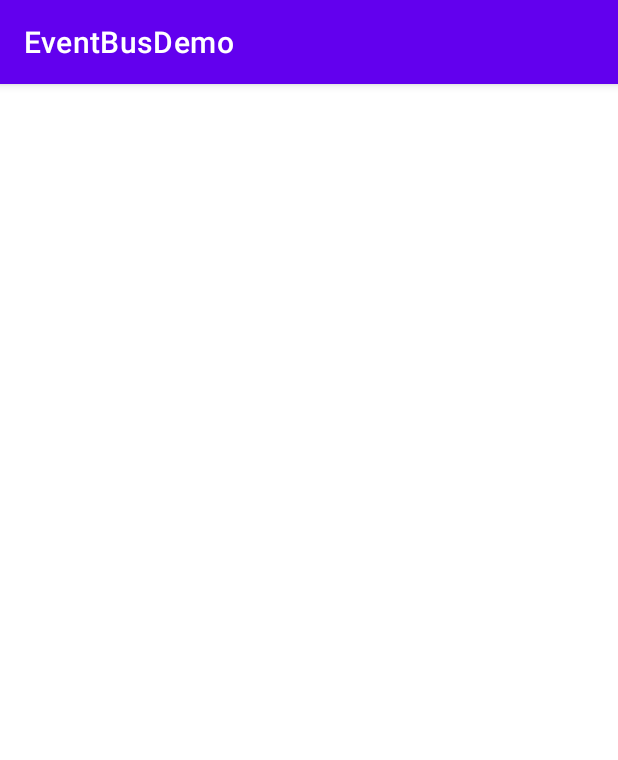
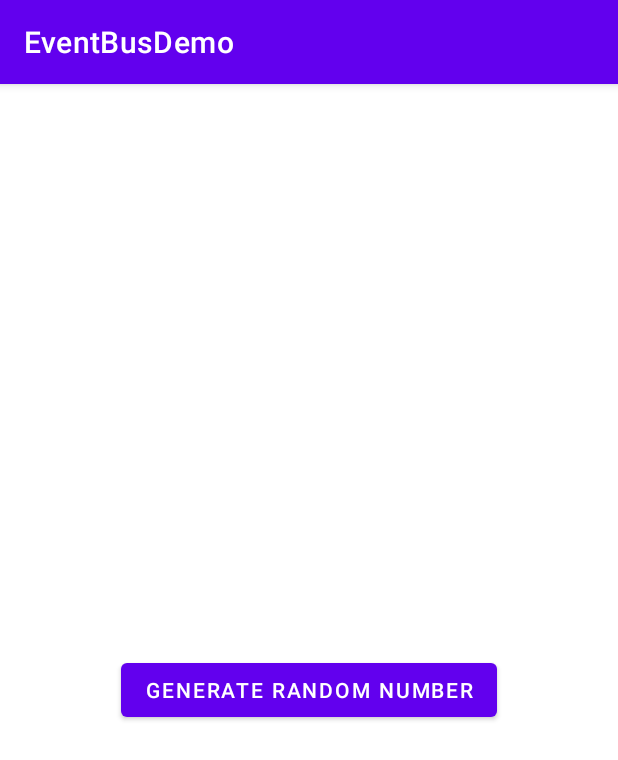
Before and after one commit to raheemadamboev/event-bus-demo, an Android app: the screen it shows after launch (Main), on a phone screen of 412 x 824 dp. Shown: the top 760 px of the screen. Run offline under Robolectric (Android 15) with nearby library versions, the phone set to English and light mode, and no system bars.

Commit message:
design main screen

```diff
--- a/app/src/main/res/layout/activity_main.xml
+++ b/app/src/main/res/layout/activity_main.xml
@@ -7,11 +7,23 @@
     tools:context=".presentation.activity.Main">
 
     <TextView
-        android:id="@+id/name_t"
+        android:id="@+id/generate_t"
         android:layout_width="wrap_content"
         android:layout_height="wrap_content"
+        app:layout_constraintBottom_toTopOf="@id/generate_b"
+        app:layout_constraintEnd_toEndOf="parent"
+        app:layout_constraintStart_toStartOf="parent"
+        app:layout_constraintTop_toTopOf="parent"
+        app:layout_constraintVertical_chainStyle="packed" />
+
+    <Button
+        android:id="@+id/generate_b"
+        android:layout_width="wrap_content"
+        android:layout_height="wrap_content"
+        android:layout_marginTop="20dp"
+        android:text="@string/generate_random_number"
         app:layout_constraintBottom_toBottomOf="parent"
         app:layout_constraintEnd_toEndOf="parent"
         app:layout_constraintStart_toStartOf="parent"
-        app:layout_constraintTop_toTopOf="parent" />
+        app:layout_constraintTop_toBottomOf="@id/generate_t" />
 </androidx.constraintlayout.widget.ConstraintLayout>
--- a/app/src/main/res/values/strings.xml
+++ b/app/src/main/res/values/strings.xml
@@ -1,3 +1,5 @@
 <resources>
     <string name="app_name">EventBusDemo</string>
+
+    <string name="generate_random_number">Generate random number</string>
 </resources>
```
